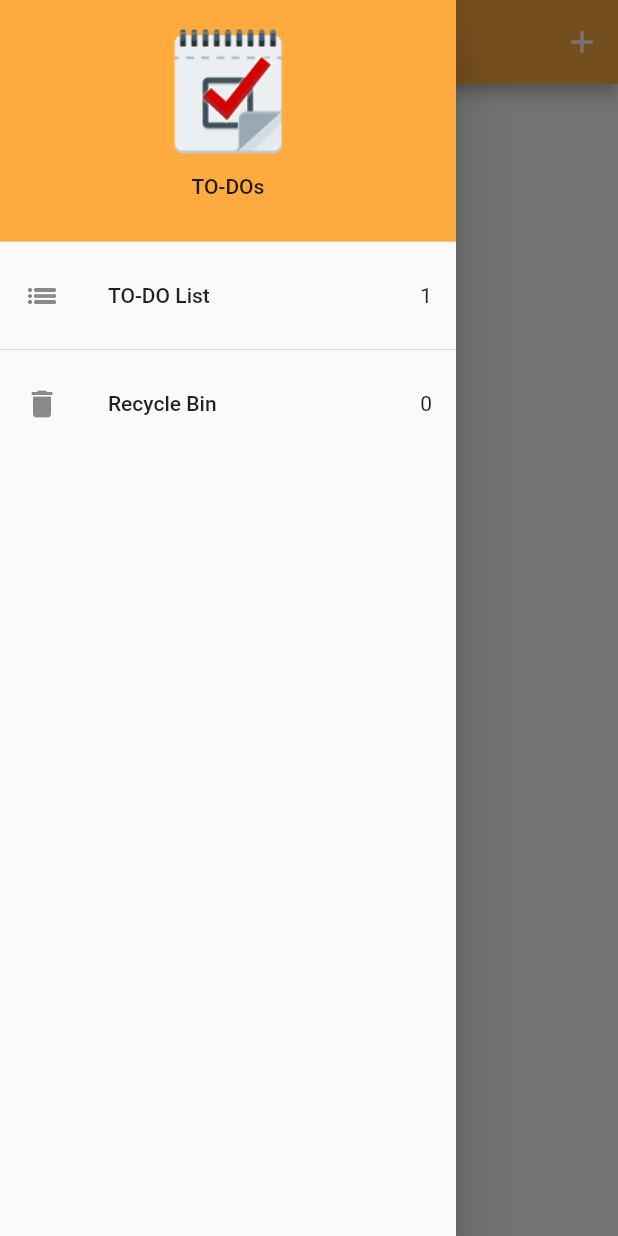
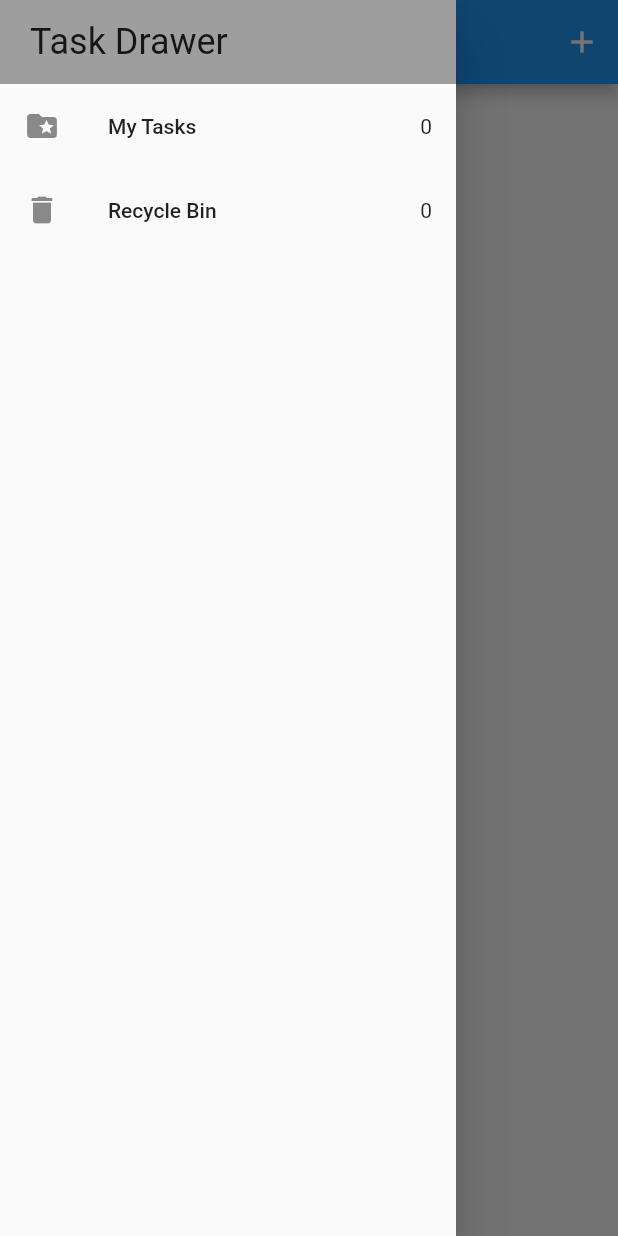
Before and after one commit to Moon-light2602/realm_todolist_flutter, a Flutter app: the RecycleBin screen opened directly, with the side drawer open, on a phone screen of 412 x 824 dp. Run offline on Flutter 3.47's test engine with Material 2 defaults, Android fonts, the phone set to English and light mode, and no system bars; our stand-ins replace bloc, equatable, flutter_bloc, realm; generated files the repository leaves out were written again.

Commit message:
todo list realm

```diff
--- a/lib/blocs/bloc/tasks_bloc.dart
+++ b/lib/blocs/bloc/tasks_bloc.dart
@@ -1,59 +1,55 @@
+import 'package:bloc/bloc.dart';
 import 'package:equatable/equatable.dart';
 import 'package:realm/realm.dart';
 
 import '../../models/task.dart';
-import '../bloc_exports.dart';
-
+import '../../repository/realm_database.dart';
 part 'tasks_event.dart';
 part 'tasks_state.dart';
+class TasksBloc extends Bloc<TasksEvent, TasksState> {
+  RealmDatabase db = RealmDatabase();
 
-class TasksBloc extends Bloc<TasksEvent, TasksState> {
-  TasksBloc() : super(const TasksState()) {
+  TasksBloc(this.db): super(TaskLoadedState(allTasks: db.getAllTask())) {
+    on<LoadTaskEvent>(_onLoadTask);
     on<AddTask>(_onAddTask);
     on<UpdateTask>(_onUpdateTask);
     on<DeleteTask>(_onDeleteTask);
-    on<RemoveTask>(_onRemoveTask);
+    //on<RemoveTask>(_onRemoveTask);
   }
 
-  void _onAddTask(AddTask event, Emitter<TasksState> emit){
-    final state = this.state;
-    emit(TasksState(
-      allTasks: List.from(state.allTasks)..add(event.task),
-      removedTasks: state.removedTasks,
+  void _onLoadTask(event, emit) {
+    emit(TaskLoadingState());
+    try {
+      final tasks = db.getAllTask();
+      emit(TaskLoadedState(allTasks: tasks));
+    } catch (e) {
+      emit(TaskErrorState(e.toString()));
+    }
+  }
+
+  void _onAddTask(AddTask event, Emitter<TasksState> emit) {
+    var task = event.task;
+    db.addTask(task);
+    var tasks = db.getAllTask();
+
+    emit(TaskLoadedState(
+      allTasks: tasks,
     ));
   }
 
-  void _onUpdateTask(UpdateTask event, Emitter<TasksState> emit){
-    final state = this.state;
+  void _onUpdateTask(UpdateTask event, Emitter<TasksState> emit) {
     final task = event.task;
-    final int index = state.allTasks.indexOf(task);
-
-    List<Task> allTasks = List.from(state.allTasks)..remove(task);
-    task.isDone == false
-      ? allTasks.insert(index, task.copyWidth(isDone: true))
-        : allTasks.insert(index, task.copyWidth(isDone: false));
-
-    emit(TasksState(allTasks: allTasks, removedTasks: state.removedTasks));
+    db.updateTask(task);
+    emit(TaskLoadedState(
+      allTasks: db.getAllTask(),
+    ));
   }
 
-  void _onDeleteTask(DeleteTask event, Emitter<TasksState> emit){
-    final state = this.state;
-    emit(TasksState(
-      allTasks: List.from(state.allTasks)..remove(event.task),
-      removedTasks: List.from(state.removedTasks)..remove(event.task),
+  void _onDeleteTask(DeleteTask event, Emitter<TasksState> emit) {
+    db.deleteTask(event.task);
+    emit(TaskLoadedState(
+      allTasks: db.getAllTask(),
     ));
-
   }
 
-
-  void _onRemoveTask(RemoveTask event, Emitter<TasksState> emit){
-    final state = this.state;
-    emit(TasksState(
-      allTasks: List.from(state.allTasks)..remove(event.task),
-      removedTasks: List.from(state.removedTasks)..add(event.task.copyWidth(isDeleted: true)),
-    ));
-
-  }
-
-
-    }
+}
--- a/lib/blocs/bloc/tasks_event.dart
+++ b/lib/blocs/bloc/tasks_event.dart
@@ -1,10 +1,12 @@
 part of 'tasks_bloc.dart';
 
-abstract class TasksEvent extends Equatable{
+abstract class TasksEvent extends Equatable {
   const TasksEvent();
+}
 
+class LoadTaskEvent extends TasksEvent {
   @override
-  List<Object> get pops => [];
+  List<Object?> get props => [];
 }
 
 class AddTask extends TasksEvent {
@@ -14,7 +16,7 @@ class AddTask extends TasksEvent {
   });
 
   @override
-  List<Object?> get props => [task];
+  List<Object> get props => [task];
 }
 
 class UpdateTask extends TasksEvent {
@@ -24,7 +26,17 @@ class UpdateTask extends TasksEvent {
   });
 
   @override
-  List<Object?> get props => [task];
+  List<Object> get props => [task];
+}
+
+class DeleteTask extends TasksEvent {
+  final Task task;
+  const DeleteTask({
+    required this.task,
+  });
+
+  @override
+  List<Object> get props => [task];
 }
 
 class RemoveTask extends TasksEvent {
@@ -34,15 +46,5 @@ class RemoveTask extends TasksEvent {
   });
 
   @override
-  List<Object?> get props => [task];
+  List<Object> get props => [task];
 }
-
-class DeleteTask extends TasksEvent {
-  final Task task;
-  const DeleteTask({
-    required this.task,
-  });
-
-  @override
-  List<Object?> get props => [task];
-}
--- a/lib/blocs/bloc/tasks_state.dart
+++ b/lib/blocs/bloc/tasks_state.dart
@@ -1,14 +1,28 @@
 part of 'tasks_bloc.dart';
 
-class TasksState extends Equatable{
-  final List<Task> allTasks;
-  final List<Task> removedTasks;
-  const TasksState({
-    this.allTasks = const <Task>[],
-    this.removedTasks = const<Task>[],
-});
+abstract class TasksState extends Equatable {
+
+}
+
+class TaskLoadingState extends TasksState {
+  @override
+  List<Object> get props => [];
+}
+
+class TaskLoadedState extends TasksState {
+  RealmResults<Task> allTasks;
+
+  TaskLoadedState({required this.allTasks});
 
   @override
-  List<Object> get props => [allTasks, removedTasks];
+  List<Object> get props => [allTasks];
+}
 
+class TaskErrorState extends TasksState {
+  final String error;
+
+  TaskErrorState(this.error);
+
+  @override
+  List<Object?> get props => [error];
 }
--- a/lib/main.dart
+++ b/lib/main.dart
@@ -1,6 +1,7 @@
 import 'package:flutter/material.dart';
 import 'package:realm/realm.dart';
 import 'package:realm_todolist_flutter/models/task.dart';
+import 'package:realm_todolist_flutter/repository/realm_database.dart';
 import 'package:realm_todolist_flutter/services/app_router.dart';
 import 'blocs/bloc_exports.dart';
 import 'screens/homepage.dart';
@@ -21,9 +22,7 @@ class MyApp extends StatelessWidget {
   @override
   Widget build(BuildContext context) {
     return BlocProvider(
-      create: (context) => TasksBloc()
-        ..add(AddTask(
-            task: Task(''))),
+      create: (context) => TasksBloc(RealmDatabase()),
       child: MaterialApp(
         title: 'Flutter Demo',
         home: const HomePage(),
--- a/lib/screens/homepage.dart
+++ b/lib/screens/homepage.dart
@@ -1,69 +1,80 @@
+
 import 'package:flutter/material.dart';
 import 'package:realm/realm.dart';
 import '../blocs/bloc_exports.dart';
 import '../models/task.dart';
+import '../repository/realm_database.dart';
 import '../widgets/tasks_list.dart';
 import 'add_task_screen.dart';
 import 'my_drawer.dart';
 
-
 class HomePage extends StatefulWidget {
   const HomePage({super.key});
-  static const id = 'homepage';
+  static const id = 'tasks_screen';
+
   @override
-  State<HomePage> createState() => _HomePageState();
+  State<HomePage> createState() => _TasksScreenState();
 }
 
-class _HomePageState extends State<HomePage> {
-
+class _TasksScreenState extends State<HomePage> {
   void _addTask(BuildContext context) {
     showModalBottomSheet(
       context: context,
       builder: (context) => SingleChildScrollView(
         child: Container(
-          padding:
-              EdgeInsets.only(bottom: MediaQuery.of(context).viewInsets.bottom),
+          padding: EdgeInsets.only(
+              bottom: MediaQuery.of(context).viewInsets.bottom
+          ),
           child: const AddTaskScreen(),
         ),
       ),
     );
   }
+
   @override
   Widget build(BuildContext context) {
-    return BlocBuilder<TasksBloc, TasksState>(
-      builder: (context, state) {
-        List<Task> tasksList = state.allTasks;
     return Scaffold(
       appBar: AppBar(
-            title: const Text('ToDo List'),
+          title: const Text('Tasks App'),
           actions: [
-              IconButton(onPressed: () => _addTask(context),
-                  icon: const Icon(Icons.add)),
-            ],
-            backgroundColor: Colors.orangeAccent,
+            IconButton(
+              onPressed: () => RealmDatabase().getAllTask(),
+              icon: const Icon(Icons.refresh_rounded),
+            ),
+          ]
       ),
       drawer: const MyDrawer(),
-          body: Column(
+      body: BlocBuilder<TasksBloc, TasksState>(
+          builder: (context, state) {
+            if(state is TaskLoadingState && RealmDatabase().getAllTask() == null) {
+              return const Center(
+                child: CircularProgressIndicator(),
+              );
+            }
+            if (state is TaskLoadedState) {
+              RealmResults<Task> tasksList = state.allTasks;
+              return Column(
                 crossAxisAlignment: CrossAxisAlignment.center,
                 children: [
                   Center(
                     child: Chip(
                       label: Text(
-                    '${state.allTasks.length} Tasks',
+                        '${tasksList.length} tasks',
                       ),
                     ),
                   ),
-              TasksList(tasksList: tasksList)
+                  TasksList(tasksList: tasksList),
                 ],
+              );
+            }
+            return const Text('You do not task to do!');
+          }
       ),
       floatingActionButton: FloatingActionButton(
         onPressed: () => _addTask(context),
         tooltip: 'Add Task',
-            backgroundColor: Colors.orangeAccent[200],
         child: const Icon(Icons.add),
       ),
     );
-      },
-    );
   }
 }
--- a/lib/screens/my_drawer.dart
+++ b/lib/screens/my_drawer.dart
@@ -9,58 +9,46 @@ class MyDrawer extends StatelessWidget {
 
   @override
   Widget build(BuildContext context) {
-    return Drawer(
-      child: ListView(
-        padding: EdgeInsets.zero,
-        children: [
-          DrawerHeader(
-            decoration: const BoxDecoration(
-              color: Colors.orangeAccent,
-            ),
+    return SafeArea(
+      child: Drawer(
         child: Column(
           children: [
-                Image.asset(
-                  'assets/logo.png',
-                  height: 90,
-                ),
-                const SizedBox(
-                  height: 10,
-                ),
-                const Text('TO-DOs'),
-              ],
+            Container(
+              width: double.infinity,
+              padding: const EdgeInsets.symmetric(vertical: 14, horizontal: 20),
+              color: Colors.grey,
+              child: Text(
+                'Task Drawer',
+                style: Theme.of(context).textTheme.headline5,
               ),
             ),
             BlocBuilder<TasksBloc, TasksState>(
                 builder: (context, state) {
                   return GestureDetector(
                     onTap: () => Navigator.of(context).pushNamed(HomePage.id),
-                child:
-                ListTile(
-                  leading: const Icon(Icons.list_outlined),
-                  title: const Text('TO-DO List'),
-                  trailing: Text('${state.allTasks.length}'),
+                    child: const ListTile(
+                      leading: Icon(Icons.folder_special),
+                      title: Text('My Tasks'),
+                      trailing: Text('0'),
                     ),
                   );
-            },
+                }
             ),
-          const Divider(),
             BlocBuilder<TasksBloc, TasksState>(
                 builder: (context, state) {
                   return GestureDetector(
                     onTap: () => Navigator.of(context).pushNamed(RecycleBin.id),
-                child:
-                ListTile(
-                  leading: const Icon(Icons.delete),
-                  title: const Text('Recycle Bin'),
-                  trailing: Text('${state.removedTasks.length}'),
+                    child: const ListTile(
+                      leading: Icon(Icons.delete),
+                      title: Text('Recycle Bin'),
+                      trailing: Text('0'),
                     ),
                   );
-            },
+                }
             ),
           ],
         ),
+      ),
     );
   }
-
-
 }
--- a/lib/screens/recycle_bin.dart
+++ b/lib/screens/recycle_bin.dart
@@ -1,14 +1,12 @@
 import 'package:flutter/material.dart';
-import 'package:realm_todolist_flutter/screens/my_drawer.dart';
 
 import '../blocs/bloc_exports.dart';
-import '../widgets/tasks_list.dart';
-import 'homepage.dart';
+import 'my_drawer.dart';
 
 class RecycleBin extends StatelessWidget {
   const RecycleBin({Key? key}) : super(key: key);
 
-  static const id = 'recycle_bin';
+  static const id = 'recycle_bin_screen';
 
   @override
   Widget build(BuildContext context) {
@@ -18,27 +16,28 @@ class RecycleBin extends StatelessWidget {
             appBar: AppBar(
                 title: const Text('Recycle Bin'),
                 actions: [
-              IconButton(onPressed: () {},
-                  icon: const Icon(Icons.add)),
-            ],
-            backgroundColor: Colors.orangeAccent,
+                  IconButton(
+                    onPressed: () {},
+                    icon: const Icon(Icons.add),
+                  ),
+                ]
             ),
             drawer: const MyDrawer(),
-          body: Column(
+            body: const Column(
               crossAxisAlignment: CrossAxisAlignment.center,
               children: [
-              Center(
+                Center (
                   child: Chip(
                     label: Text(
-                    '${state.removedTasks.length} Tasks',
+                      ' tasks',
                     ),
                   ),
                 ),
-              TasksList(tasksList: state.removedTasks)
+
               ],
             ),
           );
-      },
+        }
     );
   }
 }
--- a/lib/widgets/tasks_list.dart
+++ b/lib/widgets/tasks_list.dart
@@ -1,17 +1,20 @@
 import 'package:json_annotation/json_annotation.dart';
 import 'package:flutter/material.dart';
+import 'package:realm/realm.dart';
 import 'package:realm_todolist_flutter/blocs/bloc_exports.dart';
+import 'package:realm_todolist_flutter/repository/realm_database.dart';
 import 'package:realm_todolist_flutter/widgets/task_tile.dart';
 
 import '../models/task.dart';
 
 class TasksList extends StatelessWidget {
-  const TasksList({
+
+  TasksList({
     Key? key,
     required this.tasksList,
   }) : super(key: key);
 
-  final List<Task> tasksList;
+  RealmResults<Task> tasksList;
 
   @override
   Widget build(BuildContext context) {
```
Also changed, not shown: lib/screens/add_task_screen.dart (+7 -4 lines). Lines whose indentation alone changed are shown as unchanged.
